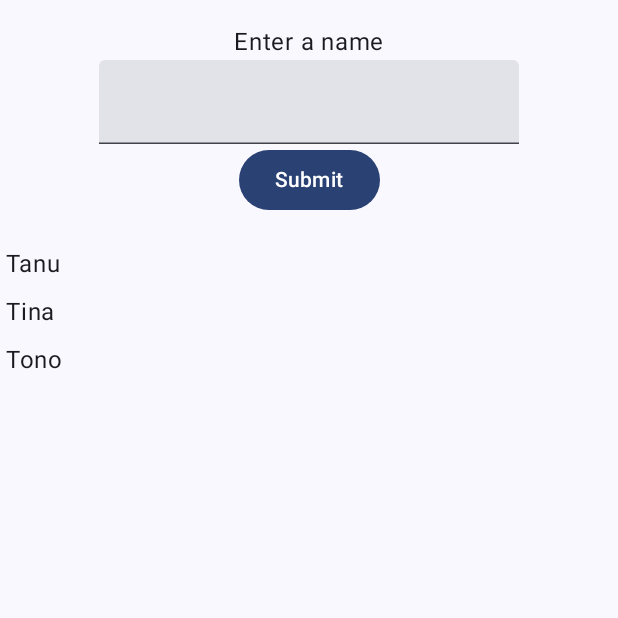
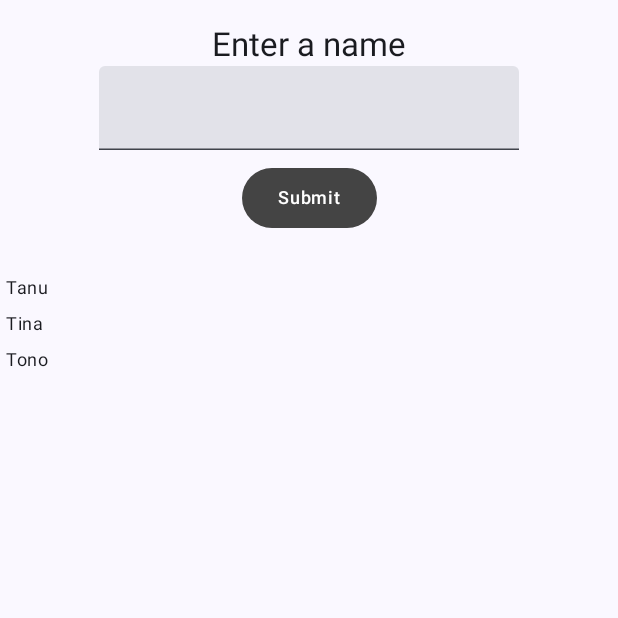
Before and after one commit to albertuchr/LAB_WEEK_09, an Android app built with Jetpack Compose: the screen it shows after launch (MainActivity), on a phone screen of 412 x 824 dp, the top half of it. Run offline under Robolectric (Android 15) with nearby library versions, the phone set to English and light mode, and no system bars.

Commit message:
Commit No. 3 – UI Element and Theme

```diff
--- a/app/src/main/java/com/example/lab_week_09/MainActivity.kt
+++ b/app/src/main/java/com/example/lab_week_09/MainActivity.kt
@@ -23,6 +23,11 @@ import androidx.compose.ui.text.input.KeyboardType
 import androidx.compose.ui.tooling.preview.Preview
 import androidx.compose.ui.unit.dp
 import com.example.lab_week_09.ui.theme.LAB_WEEK_09Theme
+import com.example.lab_week_09.ui.theme.OnBackgroundTitleText
+import com.example.lab_week_09.ui.theme.OnBackgroundItemText
+import com.example.lab_week_09.ui.theme.PrimaryTextButton
+import androidx.compose.foundation.layout.Row
+
 
 class MainActivity : ComponentActivity() {
     override fun onCreate(savedInstanceState: Bundle?) {
@@ -90,7 +95,7 @@ fun HomeContent(
                     .fillMaxSize(),
                 horizontalAlignment = Alignment.CenterHorizontally
             ) {
-                Text(text = stringResource(id = R.string.enter_item))
+                OnBackgroundTitleText(text = stringResource(id = R.string.enter_item))
 
                 TextField(
                     value = inputField.name,
@@ -98,8 +103,10 @@ fun HomeContent(
                     onValueChange = { onInputValueChange(it) }
                 )
 
-                Button(onClick = { onButtonClick() }) {
-                    Text(text = stringResource(id = R.string.button_click))
+                PrimaryTextButton(
+                    text = stringResource(id = R.string.button_click)
+                ) {
+                    onButtonClick()
                 }
             }
         }
@@ -109,11 +116,12 @@ fun HomeContent(
                 modifier = Modifier.padding(4.dp),
                 horizontalAlignment = Alignment.CenterHorizontally
             ) {
-                Text(text = item.name)
+                OnBackgroundItemText(text = item.name)
             }
         }
     }
 }
+
 
 // Preview
 @Preview(showBackground = true)
--- /dev/null
+++ b/app/src/main/java/com/example/lab_week_09/ui/theme/Elements.kt
@@ -0,0 +1,53 @@
+package com.example.lab_week_09.ui.theme
+
+import androidx.compose.foundation.layout.padding
+import androidx.compose.material3.*
+import androidx.compose.runtime.Composable
+import androidx.compose.ui.Modifier
+import androidx.compose.ui.graphics.Color
+import androidx.compose.ui.unit.dp
+
+// Title Text
+@Composable
+fun OnBackgroundTitleText(text: String) {
+    TitleText(text = text, color = MaterialTheme.colorScheme.onBackground)
+}
+
+@Composable
+fun TitleText(text: String, color: Color) {
+    Text(
+        text = text,
+        style = MaterialTheme.typography.titleLarge,
+        color = color
+    )
+}
+
+// Item Text (List Item)
+@Composable
+fun OnBackgroundItemText(text: String) {
+    ItemText(text = text, color = MaterialTheme.colorScheme.onBackground)
+}
+
+@Composable
+fun ItemText(text: String, color: Color) {
+    Text(
+        text = text,
+        style = MaterialTheme.typography.bodySmall,
+        color = color
+    )
+}
+
+// Custom Button
+@Composable
+fun PrimaryTextButton(text: String, onClick: () -> Unit) {
+    Button(
+        onClick = onClick,
+        modifier = Modifier.padding(8.dp),
+        colors = ButtonDefaults.buttonColors(
+            containerColor = Color.DarkGray,
+            contentColor = Color.White
+        )
+    ) {
+        Text(text = text, style = MaterialTheme.typography.labelMedium)
+    }
+}
```
